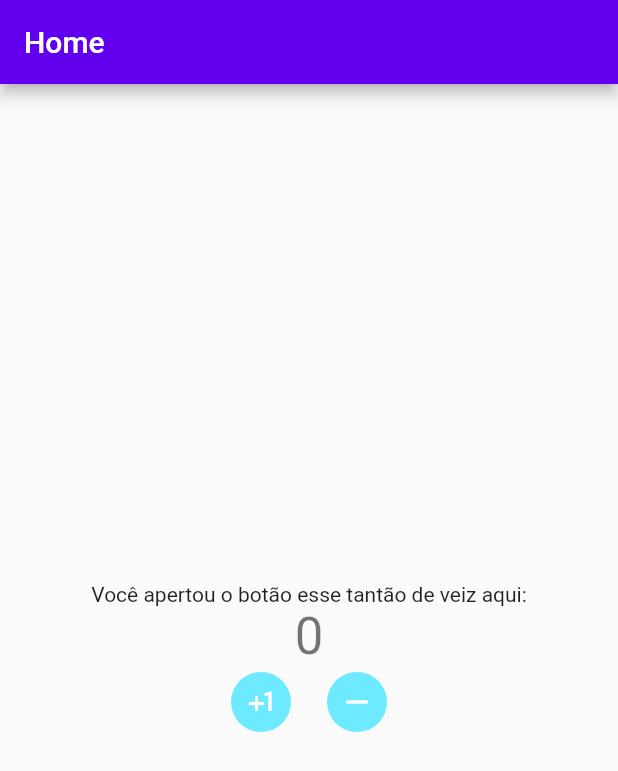
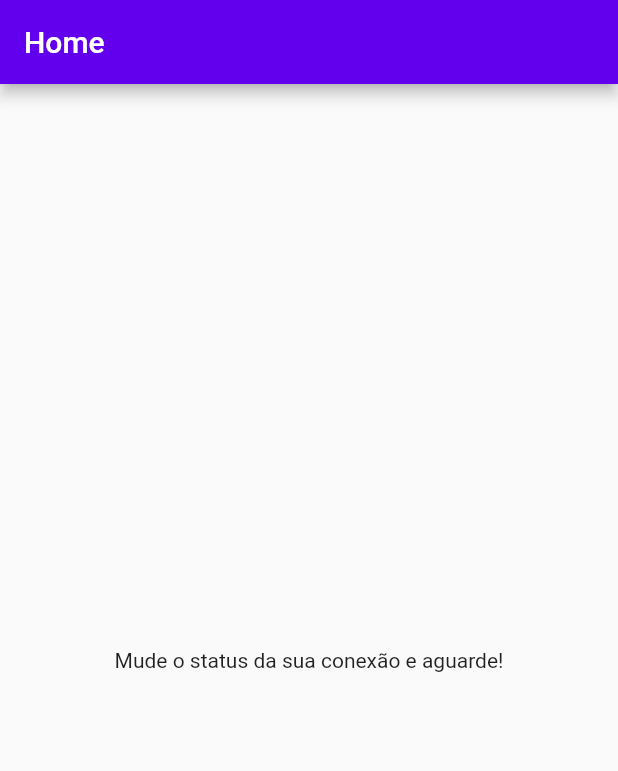
Before and after one commit to JhonatanRampim/bloc_tutorial, a Flutter app: the screen it shows after launch, on a phone screen of 412 x 824 dp. Shown: the top 771 px of the screen. Run offline on Flutter 3.47's test engine with Material 2 defaults, Android fonts, the phone set to English and light mode, and no system bars; our stand-ins replace connectivity_plus, mobx; generated files the repository leaves out were written again.

Commit message:
connectivity with provider

```diff
--- a/lib/main.dart
+++ b/lib/main.dart
@@ -1,5 +1,7 @@
 import 'package:bloc_tutorial/pages/home.dart';
+import 'package:bloc_tutorial/stores/connectivity.dart';
 import 'package:flutter/material.dart';
+import 'package:provider/provider.dart';
 
 void main() {
   runApp(const MyApp());
@@ -10,15 +12,28 @@ class MyApp extends StatelessWidget {
 
   @override
   Widget build(BuildContext context) {
-    return MaterialApp(
-      title: 'Flutter Demo',
-      theme: ThemeData(
-        primaryColor: const Color.fromRGBO(109, 234, 255, 1),
-        colorScheme: const ColorScheme.light(
-          secondary: Color.fromRGBO(72, 74, 126, 1),
+    return MultiProvider(
+      providers: [
+        Provider<ConnectivityStore>(
+          create: (_) => ConnectivityStore(),
+          dispose: (_, store) => store.dispose(),
         ),
+      ],
+      child: MaterialApp(
+        title: 'Flutter Demo',
+        theme: ThemeData(
+          primaryColor: const Color.fromRGBO(109, 234, 255, 1),
+          colorScheme: const ColorScheme.light(
+            secondary: Color.fromRGBO(72, 74, 126, 1),
+          ),
+        ),
+        initialRoute: '/',
+        routes: {
+          '/': (_) => Consumer<ConnectivityStore>(
+                builder: (_, store, __) => HomePage(store),
+              ),
+        },
       ),
-      home: HomePage(),
     );
   }
 }
--- a/lib/pages/home.dart
+++ b/lib/pages/home.dart
@@ -1,15 +1,48 @@
+import 'package:connectivity_plus/connectivity_plus.dart';
 import 'package:flutter/material.dart';
-import 'package:flutter_mobx/flutter_mobx.dart';
-import '../stores/counter.dart'; // Import the Counter
+import 'package:mobx/mobx.dart';
+import '../stores/connectivity.dart';
 
-final counter = Counter();
+final connectivty = ConnectivityStore();
 
-class HomePage extends StatelessWidget {
-  const HomePage({Key? key}) : super(key: key);
+class HomePage extends StatefulWidget {
+  const HomePage(this.store, {Key? key}) : super(key: key);
+
+  final ConnectivityStore store;
+
+  @override
+  State<HomePage> createState() => _HomePageState();
+}
+
+class _HomePageState extends State<HomePage> {
+  final GlobalKey<ScaffoldMessengerState> _scaffoldMessengerKey =
+      GlobalKey<ScaffoldMessengerState>();
+  ReactionDisposer? _disposer;
+
+  @override
+  void initState() {
+    super.initState();
+    // a delay is used to avoid showing the snackbar too much when the connection drops in and out repeatedly
+    _disposer = reaction(
+      (_) => widget.store.connectivityStream.value,
+      (result) => _scaffoldMessengerKey.currentState?.showSnackBar(SnackBar(
+          content: Text(result == ConnectivityResult.none
+              ? 'You\'re offline'
+              : 'You\'re online'))),
+    );
+  }
+
+  @override
+  void dispose() {
+    _disposer!();
+    super.dispose();
+  }
 
   @override
   Widget build(BuildContext context) {
-    return Scaffold(
+    return ScaffoldMessenger(
+      key: _scaffoldMessengerKey,
+      child: Scaffold(
         appBar: AppBar(
           title: Text('Home'),
         ),
@@ -17,39 +50,9 @@ class HomePage extends StatelessWidget {
           child: Column(
             mainAxisAlignment: MainAxisAlignment.center,
             children: [
-            Text('Você apertou o botão esse tantão de veiz aqui:'),
-            Observer(
-              builder: (_) => Text(
-                '${counter.value}',
-                style: Theme.of(context).textTheme.headline4,
+              Text('Mude o status da sua conexão e aguarde!'),
+            ],
           ),
-            ),
-            Row(
-              mainAxisAlignment: MainAxisAlignment.center,
-              children: [
-                TextButton(
-                  child: Icon(Icons.plus_one),
-                  style: ButtonStyle(
-                    backgroundColor:
-                        MaterialStateProperty.all(Color(0xFF6deaff)),
-                    shape: MaterialStateProperty.all(CircleBorder()),
-                    foregroundColor: MaterialStateProperty.all(Colors.white),
-                  ),
-                  onPressed: () => {counter.increment()},
-                ),
-                TextButton(
-                  child: Icon(Icons.remove),
-                  style: ButtonStyle(
-                    backgroundColor:
-                        MaterialStateProperty.all(Color(0xFF6deaff)),
-                    shape: MaterialStateProperty.all(CircleBorder()),
-                    foregroundColor: MaterialStateProperty.all(Colors.white),
-                  ),
-                  onPressed: () => {counter.decrement()},
-                )
-              ],
-            )
-          ],
         ),
       ),
     );
--- /dev/null
+++ b/lib/stores/connectivity.dart
@@ -0,0 +1,14 @@
+import 'package:mobx/mobx.dart';
+import 'package:connectivity_plus/connectivity_plus.dart';
+
+part 'connectivity.g.dart';
+
+class ConnectivityStore = _ConnectivityStoreBase with _$ConnectivityStore;
+
+abstract class _ConnectivityStoreBase with Store {
+  @observable
+  ObservableStream<ConnectivityResult> connectivityStream =
+      ObservableStream(Connectivity().onConnectivityChanged);
+
+  void dispose() {}
+}
--- a/lib/stores/counter.dart
+++ /dev/null
@@ -1,23 +0,0 @@
-import 'package:mobx/mobx.dart';
-
-part 'counter.g.dart';
-
-// This is the class used by rest of your codebase
-class Counter = _Counter with _$Counter;
-
-// The store-class
-abstract class _Counter with Store {
-  @observable
-  int value = 0;
-  late ReactionDisposer _dispose;
-
-  @action
-  void increment() {
-    value++;
-  }
-
-  @action
-  decrement() {
-    value--;
-  }
-}
--- a/pubspec.yaml
+++ b/pubspec.yaml
@@ -35,6 +35,8 @@ dependencies:
   # The following adds the Cupertino Icons font to your application.
   # Use with the CupertinoIcons class for iOS style icons.
   cupertino_icons: ^1.0.2
+  connectivity_plus: ^2.1.0
+  provider: ^6.0.1
 
 dev_dependencies:
   flutter_test:
```
Also changed, not shown: lib/stores/connectivity.g.dart (added), lib/stores/counter.g.dart (deleted), pubspec.lock. Lines whose indentation alone changed are shown as unchanged.
